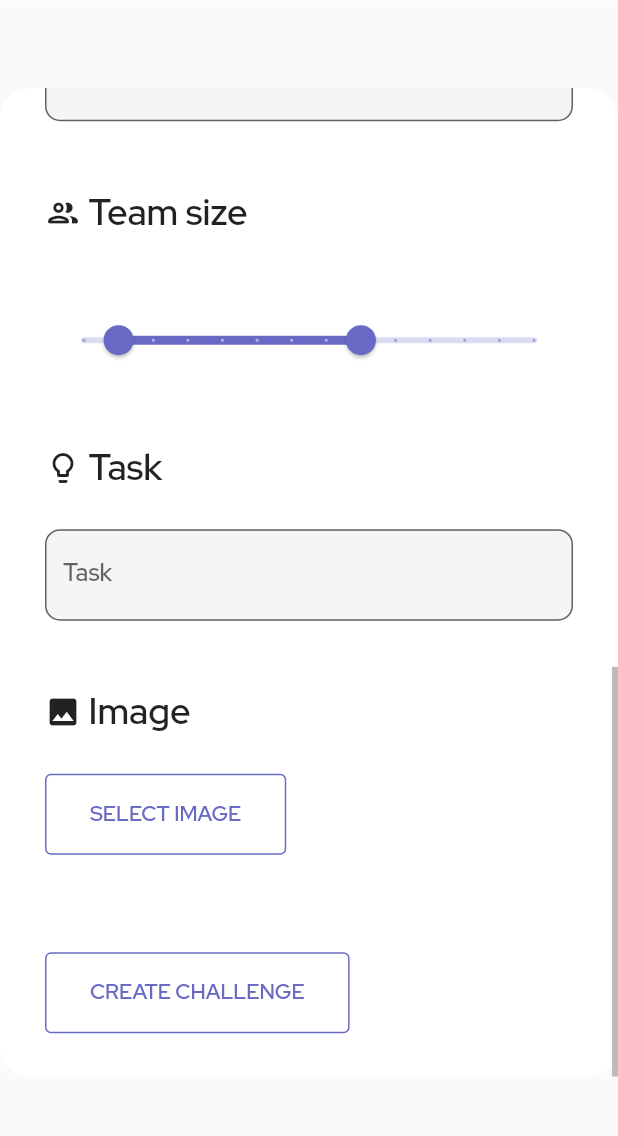
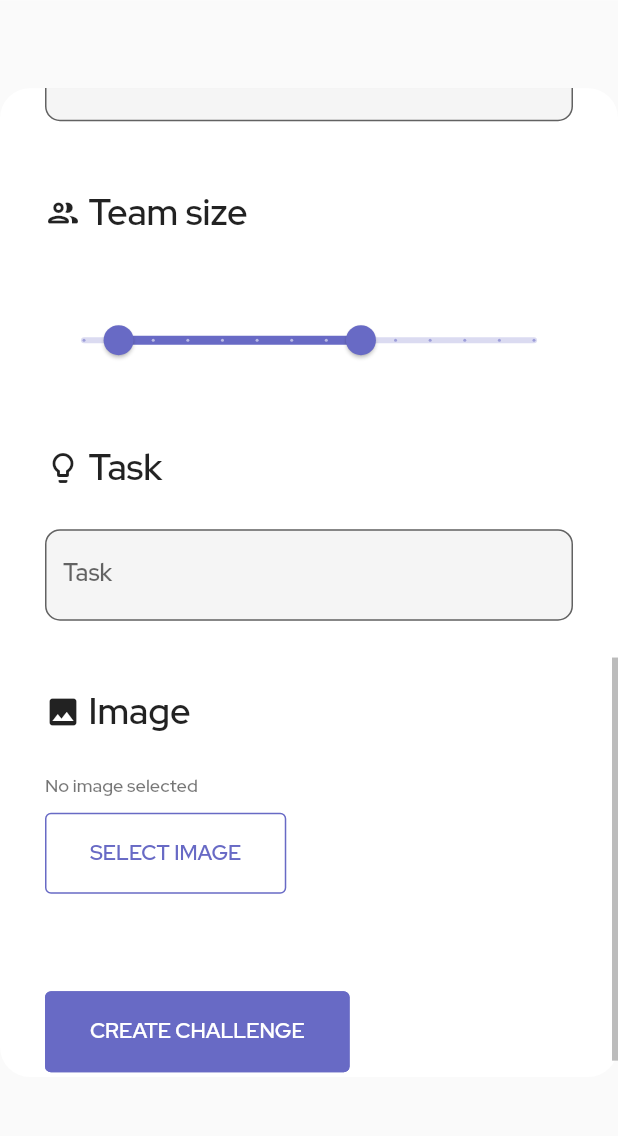
Before and after one commit to TudorBatica/Challenges, a Flutter app: the NewChallengeForm widget shown alone on an empty page, opened directly, scrolled down 931 dp, on a phone screen of 412 x 824 dp, the part 71-1207 px from its top. Run offline on Flutter 3.47's test engine with Material 2 defaults, Android fonts, the light colour scheme and no system bars; our stand-ins replace bloc, cloud_firestore, datetime_picker_formfield, equatable, file_picker, firebase_auth and 8 more; accounts and stored records are empty.

Commit message:
add image selection field

```diff
--- /dev/null
+++ b/lib/application/new_challenge/image_selection_input.dart
@@ -0,0 +1,27 @@
+// ignore: public_member_api_docs
+import 'dart:typed_data';
+
+import 'package:formz/formz.dart';
+
+import '../../domain/common/pair.dart';
+
+// ignore: public_member_api_docs
+enum ImageSelectionInputError { invalid }
+
+/// Challenge team size input
+class ImageSelectionInput
+    extends FormzInput<Pair<Uint8List?, String?>, ImageSelectionInputError> {
+  const ImageSelectionInput.pure(Pair<Uint8List?, String?> value)
+      : super.pure(value);
+
+  /// Input has been modified by user
+  const ImageSelectionInput.dirty(Pair<Uint8List?, String?> value)
+      : super.dirty(value);
+
+  @override
+  ImageSelectionInputError? validator(Pair<Uint8List?, String?>? value) {
+    if (value == null || value.first == null || value.second == null) {
+      return ImageSelectionInputError.invalid;
+    }
+  }
+}
--- a/lib/application/new_challenge/new_challenge_cubit.dart
+++ b/lib/application/new_challenge/new_challenge_cubit.dart
@@ -1,4 +1,5 @@
 import 'package:equatable/equatable.dart';
+import 'package:file_picker/file_picker.dart';
 import 'package:flutter/cupertino.dart';
 import 'package:flutter_bloc/flutter_bloc.dart';
 import 'package:formz/formz.dart';
@@ -8,10 +9,12 @@ import 'package:meta/meta.dart';
 import '../../domain/challenge/challenge.dart';
 import '../../domain/challenge/challenge_info.dart';
 import '../../domain/challenge/challenge_repository.dart';
+import '../../domain/challenge/challenge_storage_repository.dart';
 import '../../domain/challenge/challenge_task.dart';
 import '../../domain/common/pair.dart';
 import 'category_input.dart';
 import 'description_input.dart';
+import 'image_selection_input.dart';
 import 'prize_input.dart';
 import 'registration_deadline_input.dart';
 import 'solution_submission_deadline_input.dart';
@@ -26,9 +29,10 @@ part 'new_challenge_state.dart';
 @injectable
 class NewChallengeCubit extends Cubit<NewChallengeState> {
   final ChallengeRepository _challengeRepository;
+  final ChallengeStorageRepository _challengeStorageRepository;
 
   /// Constructor with initial state
-  NewChallengeCubit(this._challengeRepository)
+  NewChallengeCubit(this._challengeRepository, this._challengeStorageRepository)
       : super(NewChallengeState.intial());
 
   /// Title input has been changed by user
@@ -45,7 +49,8 @@ class NewChallengeCubit extends Cubit<NewChallengeState> {
           state.solutionSubmissionDeadline,
           state.prize,
           state.teamSize,
-          state.task
+          state.task,
+          state.image
         ])));
   }
 
@@ -63,7 +68,8 @@ class NewChallengeCubit extends Cubit<NewChallengeState> {
           state.solutionSubmissionDeadline,
           state.prize,
           state.teamSize,
-          state.task
+          state.task,
+          state.image
         ])));
   }
 
@@ -81,7 +87,8 @@ class NewChallengeCubit extends Cubit<NewChallengeState> {
           state.solutionSubmissionDeadline,
           state.prize,
           state.teamSize,
-          state.task
+          state.task,
+          state.image
         ])));
   }
 
@@ -114,7 +121,8 @@ class NewChallengeCubit extends Cubit<NewChallengeState> {
           solutionSubmissionDeadline,
           state.prize,
           state.teamSize,
-          state.task
+          state.task,
+          state.image
         ])));
   }
 
@@ -146,7 +154,8 @@ class NewChallengeCubit extends Cubit<NewChallengeState> {
           solutionSubmissionDeadline,
           state.prize,
           state.teamSize,
-          state.task
+          state.task,
+          state.image
         ])));
   }
 
@@ -179,7 +188,8 @@ class NewChallengeCubit extends Cubit<NewChallengeState> {
           solutionSubmissionDeadline,
           state.prize,
           state.teamSize,
-          state.task
+          state.task,
+          state.image
         ])));
   }
 
@@ -197,7 +207,8 @@ class NewChallengeCubit extends Cubit<NewChallengeState> {
           state.solutionSubmissionDeadline,
           prize,
           state.teamSize,
-          state.task
+          state.task,
+          state.image
         ])));
   }
 
@@ -215,14 +226,16 @@ class NewChallengeCubit extends Cubit<NewChallengeState> {
           state.solutionSubmissionDeadline,
           state.prize,
           teamSize,
-          state.task
+          state.task,
+          state.image
         ])));
   }
 
   /// Task input has been changed by user
   void taskChanged(String value) {
     final task = TaskInput.dirty(value: value);
-    emit(state.copyWith(
+    emit(
+      state.copyWith(
         task: task,
         status: Formz.validate([
           state.title,
@@ -233,7 +246,37 @@ class NewChallengeCubit extends Cubit<NewChallengeState> {
           state.solutionSubmissionDeadline,
           state.prize,
           state.teamSize,
-          task
+          task,
+          state.image
+        ]),
+      ),
+    );
+  }
+
+  /// Prompts the user to select a file
+  Future<void> selectFile() async {
+    final selectedFile = await FilePicker.platform
+        .pickFiles(allowCompression: true, allowMultiple: false);
+    if (selectedFile == null || selectedFile.files[0].bytes == null) {
+      return;
+    }
+
+    final image = ImageSelectionInput.dirty(
+        Pair(selectedFile.files[0].bytes, selectedFile.files[0].name));
+
+    emit(state.copyWith(
+        image: image,
+        status: Formz.validate([
+          state.title,
+          state.description,
+          state.category,
+          state.registrationDeadline,
+          state.startingDatetime,
+          state.solutionSubmissionDeadline,
+          state.prize,
+          state.teamSize,
+          state.task,
+          image
         ])));
   }
 
--- a/lib/application/new_challenge/new_challenge_state.dart
+++ b/lib/application/new_challenge/new_challenge_state.dart
@@ -17,6 +17,8 @@ class NewChallengeState extends Equatable {
 
   late final TaskInput task;
 
+  late final ImageSelectionInput image;
+
   /// current form status
   final FormzStatus status;
 
@@ -30,6 +32,7 @@ class NewChallengeState extends Equatable {
     prize = PrizeInput.pure();
     teamSize = TeamSizeInput.pure(Pair(3, 10));
     task = TaskInput.pure();
+    image = ImageSelectionInput.pure(Pair(null, null));
   }
 
   NewChallengeState({
@@ -43,6 +46,7 @@ class NewChallengeState extends Equatable {
     required this.teamSize,
     required this.task,
     required this.status,
+    required this.image,
   });
 
   @override
@@ -56,6 +60,7 @@ class NewChallengeState extends Equatable {
         prize,
         teamSize,
         task,
+        image,
         status
       ];
 
@@ -69,13 +74,15 @@ class NewChallengeState extends Equatable {
     PrizeInput? prize,
     TeamSizeInput? teamSize,
     TaskInput? task,
+    ImageSelectionInput? image,
     FormzStatus? status,
-  }) {
-    return NewChallengeState(
+  }) =>
+      NewChallengeState(
           title: title ?? this.title,
           description: description ?? this.description,
           category: category ?? this.category,
-      registrationDeadline: registrationDeadline ?? this.registrationDeadline,
+          registrationDeadline:
+              registrationDeadline ?? this.registrationDeadline,
           startingDatetime: startingDatetime ?? this.startingDatetime,
           solutionSubmissionDeadline:
               solutionSubmissionDeadline ?? this.solutionSubmissionDeadline,
@@ -83,6 +90,5 @@ class NewChallengeState extends Equatable {
           teamSize: teamSize ?? this.teamSize,
           task: task ?? this.task,
           status: status ?? this.status,
-    );
+          image: image ?? this.image);
 }
-}
--- a/lib/presentation/new_challenge/image_selection.dart
+++ /dev/null
@@ -1,35 +0,0 @@
-import 'package:file_picker/file_picker.dart';
-import 'package:flutter/material.dart';
-
-import '../common/button_with_border.dart';
-
-class ImageSelection extends StatelessWidget {
-  @override
-  Widget build(BuildContext context) {
-    return Container(
-      child: Column(
-        children: [
-          ButtonWithBorder(
-            text: 'SELECT IMAGE',
-            borderColor: Theme.of(context).primaryColor,
-            textColor: Theme.of(context).primaryColor,
-            onPressed: () async {
-              await _selectFile();
-              () => print('da');
-            },
-          )
-        ],
-      ),
-    );
-  }
-
-  _selectFile() async {
-    final selectedFile = await FilePicker.platform
-        .pickFiles(allowCompression: true, allowMultiple: false);
-    if (selectedFile == null) print('nada');
-    print(selectedFile?.names[0]);
-    print(selectedFile?.files.first.path);
-    print(selectedFile?.files.first.bytes);
-    //print(selectedFile);
-  }
-}
--- /dev/null
+++ b/lib/presentation/new_challenge/image_selection_input_field.dart
@@ -0,0 +1,56 @@
+import 'package:flutter/material.dart';
+import 'package:flutter_bloc/flutter_bloc.dart';
+
+import '../../application/new_challenge/new_challenge_cubit.dart';
+import '../common/button_with_border.dart';
+
+class ImageSelectionInputField extends StatelessWidget {
+  @override
+  Widget build(BuildContext context) {
+    return BlocBuilder<NewChallengeCubit, NewChallengeState>(
+      buildWhen: (previous, current) =>
+          previous.image.value.first != current.image.value.first ||
+          previous.image.value.second != current.image.value.second,
+      builder: (context, state) {
+        // this horrible section is due to sound null safety
+        final Widget? _containerChild;
+        final imgBytes = state.image.value.first;
+
+        if (imgBytes != null) {
+          final img = imgBytes;
+          _containerChild = Image.memory(img);
+        } else {
+          _containerChild = Container(
+            height: 0.0,
+          );
+        }
+
+        return Container(
+          child: Column(
+            crossAxisAlignment: CrossAxisAlignment.start,
+            children: [
+              Text(
+                (state.image.value.second) ?? 'No image selected',
+                style: Theme.of(context).textTheme.caption,
+              ),
+              Container(
+                constraints: BoxConstraints(maxHeight: 300, minHeight: 0.0),
+                child: _containerChild,
+              ),
+              SizedBox(height: 10.0),
+              ButtonWithBorder(
+                text: (state.image.value.first == null)
+                    ? 'SELECT IMAGE'
+                    : 'CHANGE IMAGE',
+                borderColor: Theme.of(context).primaryColor,
+                textColor: Theme.of(context).primaryColor,
+                onPressed: () async =>
+                    await context.read<NewChallengeCubit>().selectFile(),
+              ),
+            ],
+          ),
+        );
+      },
+    );
+  }
+}
--- a/lib/presentation/new_challenge/new_challenge_form.dart
+++ b/lib/presentation/new_challenge/new_challenge_form.dart
@@ -1,4 +1,3 @@
-import 'package:challengesapp/presentation/new_challenge/image_selection.dart';
 import 'package:flutter/material.dart';
 import 'package:flutter_bloc/flutter_bloc.dart';
 
@@ -6,6 +5,7 @@ import '../../application/new_challenge/new_challenge_cubit.dart';
 import '../common/base_form.dart';
 import 'date_time_input_fields.dart';
 import 'general_information_input_fields.dart';
+import 'image_selection_input_field.dart';
 import 'submit_button.dart';
 import 'task_input_field.dart';
 import 'team_and_prize_input_fields.dart';
@@ -108,7 +108,7 @@ class NewChallengeForm extends StatelessWidget {
               ],
             ),
             SizedBox(height: 25.0),
-            ImageSelection(),
+            ImageSelectionInputField(),
             SizedBox(height: 65.0),
             SubmitButtonWrap()
           ],
--- a/lib/presentation/new_challenge/submit_button.dart
+++ b/lib/presentation/new_challenge/submit_button.dart
@@ -30,19 +30,15 @@ class _SubmitButton extends StatelessWidget {
   Widget build(BuildContext context) {
     return BlocBuilder<AppCubit, AppState>(
       buildWhen: (previous, current) => previous.user != current.user,
-      builder: (context, state) => (onPressed == null)
-          ? ButtonWithBorder(
-              text: 'CREATE CHALLENGE',
-              borderColor: Theme.of(context).primaryColor,
-              textColor: Theme.of(context).primaryColor,
-            )
-          : ButtonWithBorder(
-              text: 'CREATE CHALLENGE',
-              onPressed: () =>
-                  onPressed!(state.user.identity.id, state.user.profile!.name),
-              borderColor: Theme.of(context).primaryColor,
-              textColor: Theme.of(context).primaryColor,
-            ),
+      builder: (context, state) => ButtonWithBorder(
+        text: 'CREATE CHALLENGE',
+        borderColor: Theme.of(context).primaryColor,
+        backgroundColor: Theme.of(context).primaryColor,
+        textColor: Colors.white,
+        onPressed: (onPressed != null)
+            ? () => onPressed!(state.user.identity.id, state.user.profile!.name)
+            : null,
+      ),
     );
   }
 }
```
Also changed, not shown: lib/dependencies_configuration.config.dart. Lines whose indentation alone changed are shown as unchanged.
